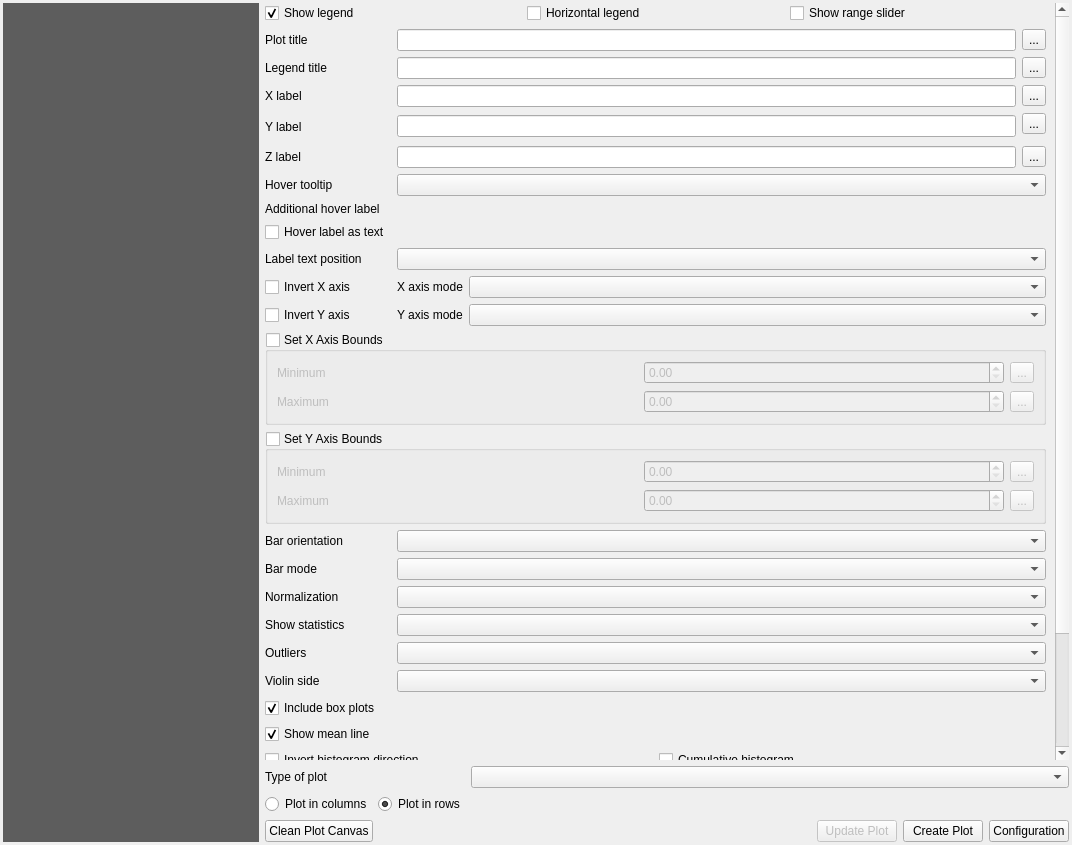
Qt form DataPlotly/ui/dataplotly_dockwidget_base.ui (ghtmtt/DataPlotly) before a commit.
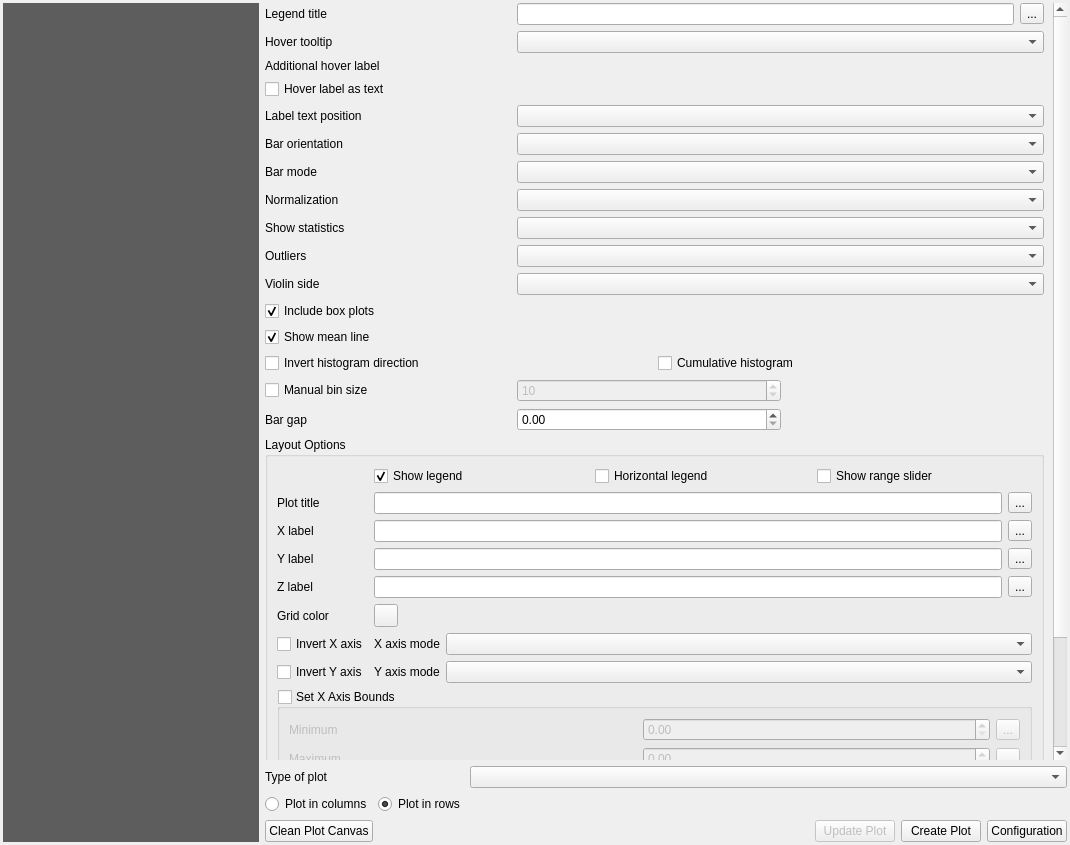
The same form after that commit. The open tabs and pages were chosen to show the change. Custom widgets are drawn as their Qt base class.

Commit message: move layout properties to layout options group in widget

Patch:
```diff
--- a/DataPlotly/ui/dataplotly_dockwidget_base.ui
+++ b/DataPlotly/ui/dataplotly_dockwidget_base.ui
@@ -6,7 +6,7 @@
    <rect>
     <x>0</x>
     <y>0</y>
-    <width>1072</width>
+    <width>1070</width>
     <height>845</height>
    </rect>
   </property>
@@ -721,12 +721,12 @@
                 <property name="geometry">
                  <rect>
                   <x>0</x>
-                  <y>-210</y>
-                  <width>790</width>
-                  <height>958</height>
+                  <y>0</y>
+                  <width>780</width>
+                  <height>986</height>
                  </rect>
                 </property>
-                <layout class="QGridLayout" name="gridLayout_25" columnstretch="0,0,1,0">
+                <layout class="QGridLayout" name="gridLayout_25" columnstretch="0,0,0,0">
                  <property name="leftMargin">
                   <number>0</number>
                  </property>
@@ -739,199 +739,7 @@
                  <property name="bottomMargin">
                   <number>0</number>
                  </property>
-                 <item row="6" column="3">
-                  <widget class="QgsPropertyOverrideButton" name="y_axis_title_defined_button">
-                   <property name="text">
-                    <string>...</string>
-                   </property>
-                  </widget>
-                 </item>
-                 <item row="16" column="0" colspan="4">
-                  <widget class="QgsCollapsibleGroupBox" name="y_axis_bounds_check">
-                   <property name="title">
-                    <string>Set Y Axis Bounds</string>
-                   </property>
-                   <property name="checkable">
-                    <bool>true</bool>
-                   </property>
-                   <property name="checked">
-                    <bool>false</bool>
-                   </property>
-                   <layout class="QGridLayout" name="gridYAxisBounds">
-                    <item row="0" column="0">
-                     <widget class="QLabel" name="y_axis_min_label">
-                      <property name="text">
-                       <string>Minimum</string>
-                      </property>
-                     </widget>
-                    </item>
-                    <item row="0" column="1">
-                     <widget class="QgsDoubleSpinBox" name="y_axis_min"/>
-                    </item>
-                    <item row="0" column="2">
-                     <widget class="QgsPropertyOverrideButton" name="y_axis_min_defined_button">
-                      <property name="text">
-                       <string>...</string>
-                      </property>
-                     </widget>
-                    </item>
-                    <item row="1" column="0">
-                     <widget class="QLabel" name="y_axis_max_label">
-                      <property name="text">
-                       <string>Maximum</string>
-                      </property>
-                     </widget>
-                    </item>
-                    <item row="1" column="1">
-                     <widget class="QgsDoubleSpinBox" name="y_axis_max"/>
-                    </item>
-                    <item row="1" column="2">
-                     <widget class="QgsPropertyOverrideButton" name="y_axis_max_defined_button">
-                      <property name="text">
-                       <string>...</string>
-                      </property>
-                     </widget>
-                    </item>
-                   </layout>
-                  </widget>
-                 </item>
-                 <item row="28" column="0">
-                  <widget class="QCheckBox" name="bins_check">
-                   <property name="text">
-                    <string>Manual bin size</string>
-                   </property>
-                  </widget>
-                 </item>
-                 <item row="23" column="0">
-                  <widget class="QLabel" name="violinSideLabel">
-                   <property name="text">
-                    <string>Violin side</string>
-                   </property>
-                  </widget>
-                 </item>
-                 <item row="26" column="0" colspan="4">
-                  <layout class="QHBoxLayout" name="horizontalLayout_7">
-                   <item>
-                    <widget class="QCheckBox" name="invert_hist_check">
-                     <property name="enabled">
-                      <bool>true</bool>
-                     </property>
-                     <property name="text">
-                      <string>Invert histogram direction</string>
-                     </property>
-                    </widget>
-                   </item>
-                   <item>
-                    <widget class="QCheckBox" name="cumulative_hist_check">
-                     <property name="enabled">
-                      <bool>true</bool>
-                     </property>
-                     <property name="text">
-                      <string>Cumulative histogram</string>
-                     </property>
-                    </widget>
-                   </item>
-                  </layout>
-                 </item>
-                 <item row="11" column="0">
-                  <widget class="QCheckBox" name="hover_as_text_check">
-                   <property name="text">
-                    <string>Hover label as text</string>
-                   </property>
-                  </widget>
-                 </item>
-                 <item row="20" column="1" colspan="3">
-                  <widget class="QComboBox" name="hist_norm_combo"/>
-                 </item>
-                 <item row="21" column="0">
-                  <widget class="QLabel" name="box_statistic_label">
-                   <property name="text">
-                    <string>Show statistics</string>
-                   </property>
-                  </widget>
-                 </item>
-                 <item row="18" column="0">
-                  <widget class="QLabel" name="orientation_label">
-                   <property name="text">
-                    <string>Bar orientation</string>
-                   </property>
-                  </widget>
-                 </item>
-                 <item row="8" column="1" colspan="2">
-                  <widget class="QLineEdit" name="z_axis_title"/>
-                 </item>
-                 <item row="2" column="0" colspan="4">
-                  <layout class="QHBoxLayout" name="horizontalLayout_6">
-                   <item>
-                    <widget class="QCheckBox" name="show_legend_check">
-                     <property name="text">
-                      <string>Show legend</string>
-                     </property>
-                     <property name="checked">
-                      <bool>true</bool>
-                     </property>
-                    </widget>
-                   </item>
-                   <item>
-                    <widget class="QCheckBox" name="orientation_legend_check">
-                     <property name="text">
-                      <string>Horizontal legend</string>
-                     </property>
-                    </widget>
-                   </item>
-                   <item>
-                    <widget class="QCheckBox" name="range_slider_combo">
-                     <property name="text">
-                      <string>Show range slider</string>
-                     </property>
-                    </widget>
-                   </item>
-                  </layout>
-                 </item>
-                 <item row="12" column="1" colspan="3">
-                  <widget class="QComboBox" name="combo_text_position"/>
-                 </item>
-                 <item row="30" column="0">
-                  <widget class="QLabel" name="bar_gap_label">
-                   <property name="text">
-                    <string>Bar gap</string>
-                   </property>
-                  </widget>
-                 </item>
-                 <item row="12" column="0">
-                  <widget class="QLabel" name="label_text_position">
-                   <property name="text">
-                    <string>Label text position</string>
-                   </property>
-                  </widget>
-                 </item>
-                 <item row="19" column="1" colspan="3">
-                  <widget class="QComboBox" name="bar_mode_combo"/>
-                 </item>
-                 <item row="24" column="0" colspan="4">
-                  <widget class="QCheckBox" name="violinBox">
-                   <property name="toolTip">
-                    <string>If checked, box plots will be overlaid on top of violin plots</string>
-                   </property>
-                   <property name="text">
-                    <string>Include box plots</string>
-                   </property>
-                   <property name="checked">
-                    <bool>true</bool>
-                   </property>
-                  </widget>
-                 </item>
-                 <item row="23" column="1" colspan="3">
-                  <widget class="QComboBox" name="violinSideCombo"/>
-                 </item>
-                 <item row="13" column="0">
-                  <widget class="QCheckBox" name="invert_x_check">
-                   <property name="text">
-                    <string>Invert X axis</string>
-                   </property>
-                  </widget>
-                 </item>
-                 <item row="28" column="1" colspan="3">
+                 <item row="31" column="1" colspan="3">
                   <layout class="QHBoxLayout" name="horizontalLayout_8" stretch="1,1">
                    <item>
                     <widget class="QgsSpinBox" name="bins_value">
@@ -961,110 +769,20 @@
                    </item>
                   </layout>
                  </item>
-                 <item row="5" column="0">
-                  <widget class="QLabel" name="x_axis_label">
-                   <property name="text">
-                    <string>X label</string>
-                   </property>
-                  </widget>
+                 <item row="23" column="1" colspan="3">
+                  <widget class="QComboBox" name="hist_norm_combo"/>
                  </item>
-                 <item row="18" column="1" colspan="3">
-                  <widget class="QComboBox" name="orientation_combo"/>
-                 </item>
-                 <item row="4" column="0">
-                  <widget class="QLabel" name="legend_label">
+                 <item row="33" column="0">
+                  <widget class="QLabel" name="bar_gap_label">
                    <property name="text">
-                    <string>Legend title</string>
+                    <string>Bar gap</string>
                    </property>
                   </widget>
                  </item>
-                 <item row="15" column="0" colspan="4">
-                  <widget class="QgsCollapsibleGroupBox" name="x_axis_bounds_check">
-                   <property name="title">
-                    <string>Set X Axis Bounds</string>
-                   </property>
-                   <property name="checkable">
-                    <bool>true</bool>
-                   </property>
-                   <property name="checked">
-                    <bool>false</bool>
-                   </property>
-                   <layout class="QGridLayout" name="gridXAxisBounds">
-                    <item row="0" column="0">
-                     <widget class="QLabel" name="x_axis_min_label">
-                      <property name="text">
-                       <string>Minimum</string>
-                      </property>
-                     </widget>
-                    </item>
-                    <item row="0" column="1">
-                     <widget class="QgsDoubleSpinBox" name="x_axis_min"/>
-                    </item>
-                    <item row="0" column="2">
-                     <widget class="QgsPropertyOverrideButton" name="x_axis_min_defined_button">
-                      <property name="text">
-                       <string>...</string>
-                      </property>
-                     </widget>
-                    </item>
-                    <item row="1" column="0">
-                     <widget class="QLabel" name="x_axis_max_label">
-                      <property name="text">
-                       <string>Maximum</string>
-                      </property>
-                     </widget>
-                    </item>
-                    <item row="1" column="1">
-                     <widget class="QgsDoubleSpinBox" name="x_axis_max"/>
-                    </item>
-                    <item row="1" column="2">
-                     <widget class="QgsPropertyOverrideButton" name="x_axis_max_defined_button">
-                      <property name="text">
-                       <string>...</string>
-                      </property>
-                     </widget>
-                    </item>
-                   </layout>
-                  </widget>
+                 <item row="10" column="1" colspan="3">
+                  <widget class="QgsFieldExpressionWidget" name="additional_info_combo"/>
                  </item>
-                 <item row="14" column="1">
-                  <widget class="QLabel" name="y_axis_mode_label">
-                   <property name="text">
-                    <string>Y axis mode</string>
-                   </property>
-                  </widget>
-                 </item>
-                 <item row="3" column="1" colspan="2">
-                  <widget class="QLineEdit" name="plot_title_line"/>
-                 </item>
-                 <item row="22" column="0">
-                  <widget class="QLabel" name="outliers_label">
-                   <property name="text">
-                    <string>Outliers</string>
-                   </property>
-                  </widget>
-                 </item>
-                 <item row="4" column="1" colspan="2">
-                  <widget class="QLineEdit" name="legend_title"/>
-                 </item>
-                 <item row="14" column="0">
-                  <widget class="QCheckBox" name="invert_y_check">
-                   <property name="text">
-                    <string>Invert Y axis</string>
-                   </property>
-                  </widget>
-                 </item>
-                 <item row="19" column="0">
-                  <widget class="QLabel" name="bar_mode_lab">
-                   <property name="text">
-                    <string>Bar mode</string>
-                   </property>
-                  </widget>
-                 </item>
-                 <item row="13" column="2" colspan="2">
-                  <widget class="QComboBox" name="x_axis_mode_combo"/>
-                 </item>
-                 <item row="25" column="0" colspan="4">
+                 <item row="28" column="0" colspan="4">
                   <widget class="QCheckBox" name="showMeanCheck">
                    <property name="text">
                     <string>Show mean line</string>
@@ -1074,7 +792,20 @@
                    </property>
                   </widget>
                  </item>
-                 <item row="30" column="1" colspan="3">
+                 <item row="26" column="0">
+                  <widget class="QLabel" name="violinSideLabel">
+                   <property name="text">
+                    <string>Violin side</string>
+                   </property>
+                  </widget>
+                 </item>
+                 <item row="4" column="1" colspan="2">
+                  <widget class="QLineEdit" name="legend_title"/>
+                 </item>
+                 <item row="22" column="1" colspan="3">
+                  <widget class="QComboBox" name="bar_mode_combo"/>
+                 </item>
+                 <item row="33" column="1" colspan="3">
                   <layout class="QHBoxLayout" name="horizontalLayout_9" stretch="1,1">
                    <item>
                     <widget class="QgsDoubleSpinBox" name="bar_gap">
@@ -1101,26 +832,6 @@
                    </item>
                   </layout>
                  </item>
-                 <item row="21" column="1" colspan="3">
-                  <widget class="QComboBox" name="box_statistic_combo"/>
-                 </item>
-                 <item row="5" column="1" colspan="2">
-                  <widget class="QLineEdit" name="x_axis_title"/>
-                 </item>
-                 <item row="8" column="3">
-                  <widget class="QgsPropertyOverrideButton" name="z_axis_title_defined_button">
-                   <property name="text">
-                    <string>...</string>
-                   </property>
-                  </widget>
-                 </item>
-                 <item row="13" column="1">
-                  <widget class="QLabel" name="x_axis_mode_label">
-                   <property name="text">
-                    <string>X axis mode</string>
-                   </property>
-                  </widget>
-                 </item>
                  <item row="10" column="0">
                   <widget class="QLabel" name="additional_info_label">
                    <property name="text">
@@ -1128,30 +839,132 @@
                    </property>
                   </widget>
                  </item>
-                 <item row="14" column="2" colspan="2">
-                  <widget class="QComboBox" name="y_axis_mode_combo"/>
+                 <item row="27" column="0" colspan="4">
+                  <widget class="QCheckBox" name="violinBox">
+                   <property name="toolTip">
+                    <string>If checked, box plots will be overlaid on top of violin plots</string>
+                   </property>
+                   <property name="text">
+                    <string>Include box plots</string>
+                   </property>
+                   <property name="checked">
+                    <bool>true</bool>
+                   </property>
+                  </widget>
                  </item>
-                 <item row="4" column="3">
-                  <widget class="QgsPropertyOverrideButton" name="legend_title_defined_button">
+                 <item row="21" column="0">
+                  <widget class="QLabel" name="orientation_label">
                    <property name="text">
-                    <string>...</string>
+                    <string>Bar orientation</string>
                    </property>
                   </widget>
                  </item>
-                 <item row="6" column="1" rowspan="2" colspan="2">
-                  <widget class="QLineEdit" name="y_axis_title"/>
+                 <item row="24" column="0">
+                  <widget class="QLabel" name="box_statistic_label">
+                   <property name="text">
+                    <string>Show statistics</string>
+                   </property>
+                  </widget>
                  </item>
-                 <item row="6" column="0" rowspan="2">
-                  <widget class="QLabel" name="y_axis_label">
+                 <item row="9" column="0">
+                  <widget class="QLabel" name="info_label">
                    <property name="text">
-                    <string>Y label</string>
+                    <string>Hover tooltip</string>
                    </property>
                   </widget>
                  </item>
+                 <item row="26" column="1" colspan="3">
+                  <widget class="QComboBox" name="violinSideCombo"/>
+                 </item>
+                 <item row="12" column="0">
+                  <widget class="QLabel" name="label_text_position">
+                   <property name="text">
+                    <string>Label text position</string>
+                   </property>
+                  </widget>
+                 </item>
+                 <item row="12" column="1" colspan="3">
+                  <widget class="QComboBox" name="combo_text_position"/>
+                 </item>
+                 <item row="4" column="0">
+                  <widget class="QLabel" name="legend_label">
+                   <property name="text">
+                    <string>Legend title</string>
+                   </property>
+                  </widget>
+                 </item>
+                 <item row="21" column="1" colspan="3">
+                  <widget class="QComboBox" name="orientation_combo"/>
+                 </item>
+                 <item row="24" column="1" colspan="3">
+                  <widget class="QComboBox" name="box_statistic_combo"/>
+                 </item>
                  <item row="9" column="1" colspan="3">
                   <widget class="QComboBox" name="info_combo"/>
                  </item>
-                 <item row="32" column="0" colspan="3">
+                 <item row="29" column="0" colspan="4">
+                  <layout class="QHBoxLayout" name="horizontalLayout_7">
+                   <item>
+                    <widget class="QCheckBox" name="invert_hist_check">
+                     <property name="enabled">
+                      <bool>true</bool>
+                     </property>
+                     <property name="text">
+                      <string>Invert histogram direction</string>
+                     </property>
+                    </widget>
+                   </item>
+                   <item>
+                    <widget class="QCheckBox" name="cumulative_hist_check">
+                     <property name="enabled">
+                      <bool>true</bool>
+                     </property>
+                     <property name="text">
+                      <string>Cumulative histogram</string>
+                     </property>
+                    </widget>
+                   </item>
+                  </layout>
+                 </item>
+                 <item row="22" column="0">
+                  <widget class="QLabel" name="bar_mode_lab">
+                   <property name="text">
+                    <string>Bar mode</string>
+                   </property>
+                  </widget>
+                 </item>
+                 <item row="25" column="1" colspan="3">
+                  <widget class="QComboBox" name="outliers_combo"/>
+                 </item>
+                 <item row="31" column="0">
+                  <widget class="QCheckBox" name="bins_check">
+                   <property name="text">
+                    <string>Manual bin size</string>
+                   </property>
+                  </widget>
+                 </item>
+                 <item row="4" column="3">
+                  <widget class="QgsPropertyOverrideButton" name="legend_title_defined_button">
+                   <property name="text">
+                    <string>...</string>
+                   </property>
+                  </widget>
+                 </item>
+                 <item row="25" column="0">
+                  <widget class="QLabel" name="outliers_label">
+                   <property name="text">
+                    <string>Outliers</string>
+                   </property>
+                  </widget>
+                 </item>
+                 <item row="23" column="0">
+                  <widget class="QLabel" name="hist_norm_label">
+                   <property name="text">
+                    <string>Normalization</string>
+                   </property>
+                  </widget>
+                 </item>
+                 <item row="35" column="0" colspan="3">
                   <spacer name="verticalSpacer_6">
                    <property name="orientation">
                     <enum>Qt::Vertical</enum>
@@ -1164,55 +977,14 @@
                    </property>
                   </spacer>
                  </item>
-                 <item row="3" column="3">
-                  <widget class="QgsPropertyOverrideButton" name="plot_title_defined_button">
+                 <item row="11" column="0">
+                  <widget class="QCheckBox" name="hover_as_text_check">
                    <property name="text">
-                    <string>...</string>
+                    <string>Hover label as text</string>
                    </property>
                   </widget>
                  </item>
-                 <item row="10" column="1" colspan="3">
-                  <widget class="QgsFieldExpressionWidget" name="additional_info_combo"/>
-                 </item>
-                 <item row="20" column="0">
-                  <widget class="QLabel" name="hist_norm_label">
-                   <property name="text">
-                    <string>Normalization</string>
-                   </property>
-                  </widget>
-                 </item>
-                 <item row="5" column="3">
-                  <widget class="QgsPropertyOverrideButton" name="x_axis_title_defined_button">
-                   <property name="text">
-                    <string>...</string>
-                   </property>
-                  </widget>
-                 </item>
-                 <item row="8" column="0">
-                  <widget class="QLabel" name="z_axis_label">
-                   <property name="text">
-                    <string>Z label</string>
-                   </property>
-                  </widget>
-                 </item>
-                 <item row="22" column="1" colspan="3">
-                  <widget class="QComboBox" name="outliers_combo"/>
-                 </item>
-                 <item row="3" column="0">
-                  <widget class="QLabel" name="plot_title_lab">
-                   <property name="text">
-                    <string>Plot title</string>
-                   </property>
-                  </widget>
-                 </item>
-                 <item row="9" column="0">
-                  <widget class="QLabel" name="info_label">
-                   <property name="text">
-                    <string>Hover tooltip</string>
-                   </property>
-                  </widget>
-                 </item>
-                 <item row="31" column="0" colspan="4">
+                 <item row="34" column="0" colspan="4">
                   <widget class="QgsCollapsibleGroupBox" name="layout_configuration_box">
                    <property name="sizePolicy">
                     <sizepolicy hsizetype="Preferred" vsizetype="Preferred">
@@ -1223,21 +995,271 @@
                    <property name="title">
                     <string>Layout Options</string>
                    </property>
-                   <layout class="QFormLayout" name="formLayout">
-                    <item row="0" column="0">
+                   <layout class="QGridLayout" name="gridLayout_10">
+                    <item row="3" column="1">
+                     <widget class="QLineEdit" name="x_axis_title"/>
+                    </item>
+                    <item row="7" column="2">
+                     <widget class="QgsPropertyOverrideButton" name="z_axis_title_defined_button">
+                      <property name="text">
+                       <string>...</string>
+                      </property>
+                     </widget>
+                    </item>
+                    <item row="5" column="1">
+                     <widget class="QLineEdit" name="y_axis_title"/>
+                    </item>
+                    <item row="24" column="0" colspan="3">
+                     <widget class="QgsCollapsibleGroupBox" name="y_axis_bounds_check">
+                      <property name="title">
+                       <string>Set Y Axis Bounds</string>
+                      </property>
+                      <property name="checkable">
+                       <bool>true</bool>
+                      </property>
+                      <property name="checked">
+                       <bool>false</bool>
+                      </property>
+                      <layout class="QGridLayout" name="gridYAxisBounds">
+                       <item row="0" column="0">
+                        <widget class="QLabel" name="y_axis_min_label">
+                         <property name="text">
+                          <string>Minimum</string>
+                         </property>
+                        </widget>
+                       </item>
+                       <item row="0" column="1">
+                        <widget class="QgsDoubleSpinBox" name="y_axis_min"/>
+                       </item>
+                       <item row="0" column="2">
+                        <widget class="QgsPropertyOverrideButton" name="y_axis_min_defined_button">
+                         <property name="text">
+                          <string>...</string>
+                         </property>
+                        </widget>
+                       </item>
+                       <item row="1" column="0">
+                        <widget class="QLabel" name="y_axis_max_label">
+                         <property name="text">
+                          <string>Maximum</string>
+                         </property>
+                        </widget>
+                       </item>
+                       <item row="1" column="1">
+                        <widget class="QgsDoubleSpinBox" name="y_axis_max"/>
+                       </item>
+                       <item row="1" column="2">
+                        <widget class="QgsPropertyOverrideButton" name="y_axis_max_defined_button">
+                         <property name="text">
+                          <string>...</string>
+                         </property>
+                        </widget>
+                       </item>
+                      </layout>
+                     </widget>
+                    </item>
+                    <item row="1" column="1">
+                     <widget class="QLineEdit" name="plot_title_line"/>
+                    </item>
+                    <item row="9" column="0">
                      <widget class="QLabel" name="grid_color_label">
                       <property name="text">
                        <string>Grid color</string>
                       </property>
                      </widget>
                     </item>
-                    <item row="0" column="1">
+                    <item row="12" column="0">
+                     <widget class="QCheckBox" name="invert_y_check">
+                      <property name="text">
+                       <string>Invert Y axis</string>
+                      </property>
+                     </widget>
+                    </item>
+                    <item row="7" column="0">
+                     <widget class="QLabel" name="z_axis_label">
+                      <property name="text">
+                       <string>Z label</string>
+                      </property>
+                     </widget>
+                    </item>
+                    <item row="9" column="1">
                      <widget class="QgsColorButton" name="layout_grid_axis_color">
                       <property name="allowOpacity">
                        <bool>true</bool>
                       </property>
                      </widget>
                     </item>
+                    <item row="23" column="0" colspan="3">
+                     <widget class="QgsCollapsibleGroupBox" name="x_axis_bounds_check">
+                      <property name="title">
+                       <string>Set X Axis Bounds</string>
+                      </property>
+                      <property name="checkable">
+                       <bool>true</bool>
+                      </property>
+                      <property name="checked">
+                       <bool>false</bool>
+                      </property>
+                      <layout class="QGridLayout" name="gridXAxisBounds">
+                       <item row="0" column="0">
+                        <widget class="QLabel" name="x_axis_min_label">
+                         <property name="text">
+                          <string>Minimum</string>
+                         </property>
+                        </widget>
+                       </item>
+                       <item row="0" column="2">
+                        <widget class="QgsPropertyOverrideButton" name="x_axis_min_defined_button">
+                         <property name="text">
+                          <string>...</string>
+                         </property>
+                        </widget>
+                       </item>
+                       <item row="1" column="2">
+                        <widget class="QgsPropertyOverrideButton" name="x_axis_max_defined_button">
+                         <property name="text">
+                          <string>...</string>
+                         </property>
+                        </widget>
+                       </item>
+                       <item row="1" column="0">
+                        <widget class="QLabel" name="x_axis_max_label">
+                         <property name="text">
+                          <string>Maximum</string>
+                         </property>
+                        </widget>
+                       </item>
+                       <item row="1" column="1">
+                        <widget class="QgsDoubleSpinBox" name="x_axis_max"/>
+                       </item>
+                       <item row="0" column="1">
+                        <widget class="QgsDoubleSpinBox" name="x_axis_min"/>
+                       </item>
+                      </layout>
+                     </widget>
+                    </item>
+                    <item row="7" column="1">
+                     <widget class="QLineEdit" name="z_axis_title"/>
+                    </item>
+                    <item row="3" column="0">
+                     <widget class="QLabel" name="x_axis_label">
+                      <property name="text">
+                       <string>X label</string>
+                      </property>
+                     </widget>
+                    </item>
+                    <item row="1" column="2">
+                     <widget class="QgsPropertyOverrideButton" name="plot_title_defined_button">
+                      <property name="text">
+                       <string>...</string>
+                      </property>
+                     </widget>
+                    </item>
+                    <item row="5" column="2">
+                     <widget class="QgsPropertyOverrideButton" name="y_axis_title_defined_button">
+                      <property name="text">
+                       <string>...</string>
+                      </property>
+                     </widget>
+                    </item>
+                    <item row="1" column="0">
+                     <widget class="QLabel" name="plot_title_lab">
+                      <property name="text">
+                       <string>Plot title</string>
+                      </property>
+                     </widget>
+                    </item>
+                    <item row="5" column="0">
+                     <widget class="QLabel" name="y_axis_label">
+                      <property name="text">
+                       <string>Y label</string>
+                      </property>
+                     </widget>
+                    </item>
+                    <item row="3" column="2">
+                     <widget class="QgsPropertyOverrideButton" name="x_axis_title_defined_button">
+                      <property name="text">
+                       <string>...</string>
+                      </property>
+                     </widget>
+                    </item>
+                    <item row="10" column="0">
+                     <widget class="QCheckBox" name="invert_x_check">
+                      <property name="text">
+                       <string>Invert X axis</string>
+                      </property>
+                     </widget>
+                    </item>
+                    <item row="10" column="1" colspan="2">
+                     <layout class="QHBoxLayout" name="horizontalLayout_10">
+                      <item>
+                       <widget class="QLabel" name="x_axis_mode_label">
+                        <property name="text">
+                         <string>X axis mode</string>
+                        </property>
+                       </widget>
+                      </item>
+                      <item>
+                       <widget class="QComboBox" name="x_axis_mode_combo">
+                        <property name="sizePolicy">
+                         <sizepolicy hsizetype="Expanding" vsizetype="Fixed">
+                          <horstretch>0</horstretch>
+                          <verstretch>0</verstretch>
+                         </sizepolicy>
+                        </property>
+                       </widget>
+                      </item>
+                     </layout>
+                    </item>
+                    <item row="12" column="1" colspan="2">
+                     <layout class="QHBoxLayout" name="horizontalLayout_11">
+                      <item>
+                       <widget class="QLabel" name="y_axis_mode_label">
+                        <property name="text">
+                         <string>Y axis mode</string>
+                        </property>
+                       </widget>
+                      </item>
+                      <item>
+                       <widget class="QComboBox" name="y_axis_mode_combo">
+                        <property name="sizePolicy">
+                         <sizepolicy hsizetype="Expanding" vsizetype="Fixed">
+                          <horstretch>0</horstretch>
+                          <verstretch>0</verstretch>
+                         </sizepolicy>
+                        </property>
+                       </widget>
+                      </item>
+                     </layout>
+                    </item>
+                    <item row="0" column="1" colspan="2">
+                     <layout class="QHBoxLayout" name="horizontalLayout_6">
+                      <item>
+                       <widget class="QCheckBox" name="show_legend_check">
+                        <property name="text">
+                         <string>Show legend</string>
+                        </property>
+                        <property name="checked">
+                         <bool>true</bool>
+                        </property>
+                       </widget>
+                      </item>
+                      <item>
+                       <widget class="QCheckBox" name="orientation_legend_check">
+                        <property name="text">
+                         <string>Horizontal legend</string>
+                        </property>
+                       </widget>
+                      </item>
+                      <item>
+                       <widget class="QCheckBox" name="range_slider_combo">
+                        <property name="text">
+                         <string>Show range slider</string>
+                        </property>
+                       </widget>
+                      </item>
+                     </layout>
+                    </item>
                    </layout>
                   </widget>
                  </item>
```
Left out of the diff: 98 changed lines with no effect on the pictures.
